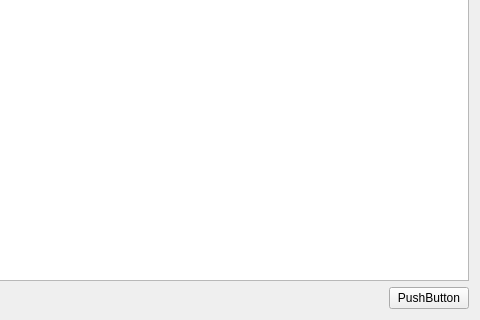
This is mainwindow.ui in youusername/magnet_qt as Qt 5 draws it before an edit; both pictures show x 270 to 750 and y 200 to 520 of the 750 by 520 pixel window. The edited form follows.
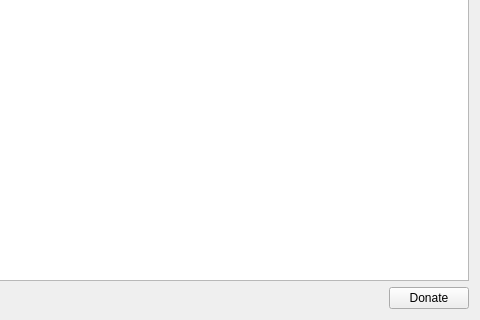
This is the edited form. Custom widgets are drawn as their Qt base class.

The edit to the form file:
```diff
--- a/mainwindow.ui
+++ b/mainwindow.ui
@@ -266,7 +266,7 @@
           <item>
            <widget class="QPushButton" name="pushButton">
             <property name="text">
-             <string>PushButton</string>
+             <string>Donate</string>
             </property>
            </widget>
           </item>
```
Left out of the diff: 2 changed lines with no effect on the pictures.
